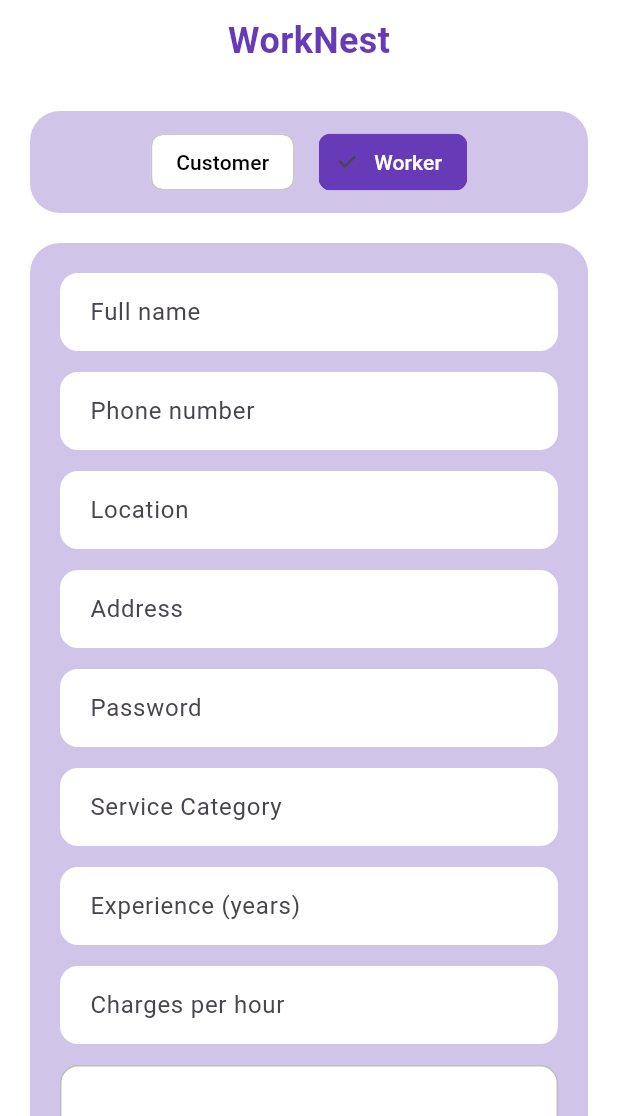
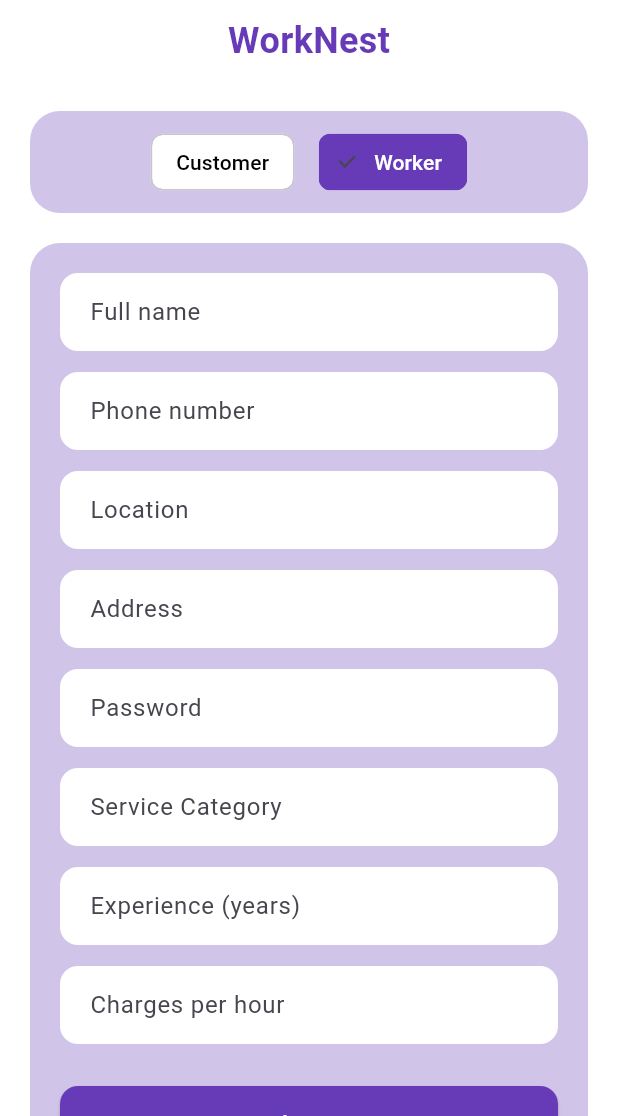
Before and after one commit to krinamumbaiwala2002/service_management_app, a Flutter app: the SignUpPage screen opened directly, after a tap on "Worker", on a phone screen of 412 x 824 dp, the part 120-1236 px from its top. Run offline on Flutter 3.47's test engine with Material 3 defaults, Android fonts, the phone set to English and light mode, and no system bars; our stand-ins replace image_picker, shared_preferences; accounts and stored records are empty.

Commit message:
service_management_app:frontend

```diff
--- a/lib/pages/signup.dart
+++ b/lib/pages/signup.dart
@@ -232,33 +232,33 @@ class _SignUpPageState extends State<SignUpPage> {
                         ),
                         const SizedBox(height: 14),
 
-                        // Profile image upload
-                        InkWell(
-                          onTap: pickImage,
-                          child: Container(
-                            height: 120,
-                            width: double.infinity,
-                            decoration: BoxDecoration(
-                              color: Colors.white,
-                              borderRadius: BorderRadius.circular(12),
-                              border: Border.all(color: Colors.grey.shade400),
-                            ),
-                            child: profileImage == null
-                                ? const Center(
-                              child: Text(
-                                "Upload Profile Picture",
-                                style: TextStyle(color: Colors.black54),
-                              ),
-                            )
-                                : ClipRRect(
-                              borderRadius: BorderRadius.circular(12),
-                              child: Image.file(
-                                profileImage!,
-                                fit: BoxFit.cover,
-                              ),
-                            ),
-                          ),
-                        ),
+                        // // Profile image upload
+                        // InkWell(
+                        //   onTap: pickImage,
+                        //   child: Container(
+                        //     height: 120,
+                        //     width: double.infinity,
+                        //     decoration: BoxDecoration(
+                        //       color: Colors.white,
+                        //       borderRadius: BorderRadius.circular(12),
+                        //       border: Border.all(color: Colors.grey.shade400),
+                        //     ),
+                        //     child: profileImage == null
+                        //         ? const Center(
+                        //       child: Text(
+                        //         "Upload Profile Picture",
+                        //         style: TextStyle(color: Colors.black54),
+                        //       ),
+                        //     )
+                        //         : ClipRRect(
+                        //       borderRadius: BorderRadius.circular(12),
+                        //       child: Image.file(
+                        //         profileImage!,
+                        //         fit: BoxFit.cover,
+                        //       ),
+                        //     ),
+                        //   ),
+                        // ),
                         const SizedBox(height: 14),
                       ],
 
```
